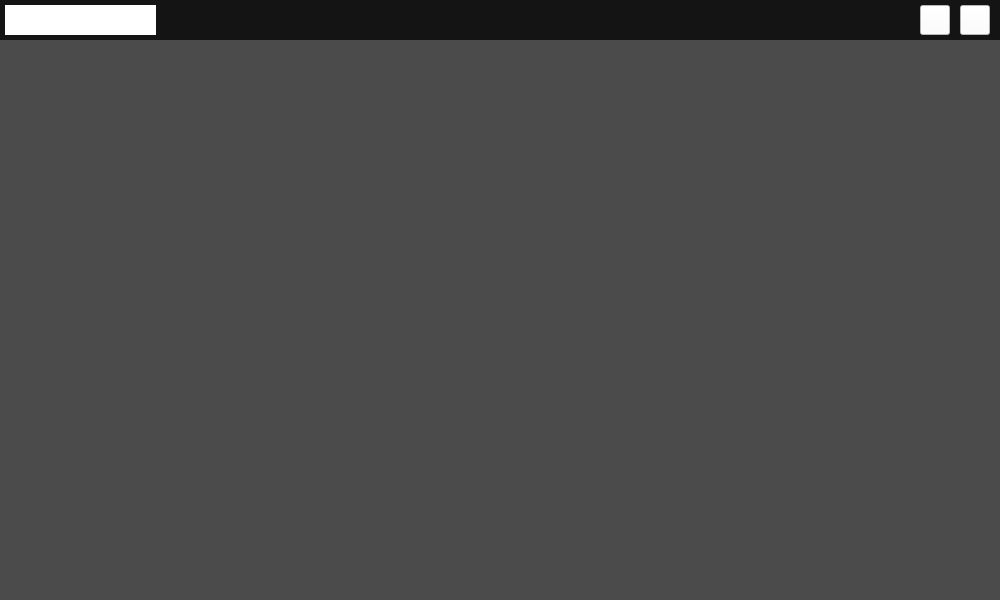
First picture: the form in MusicVisualization/src/View/Common/TopWindow.ui, repository MohanChi/MusicVisualization, before the edit.
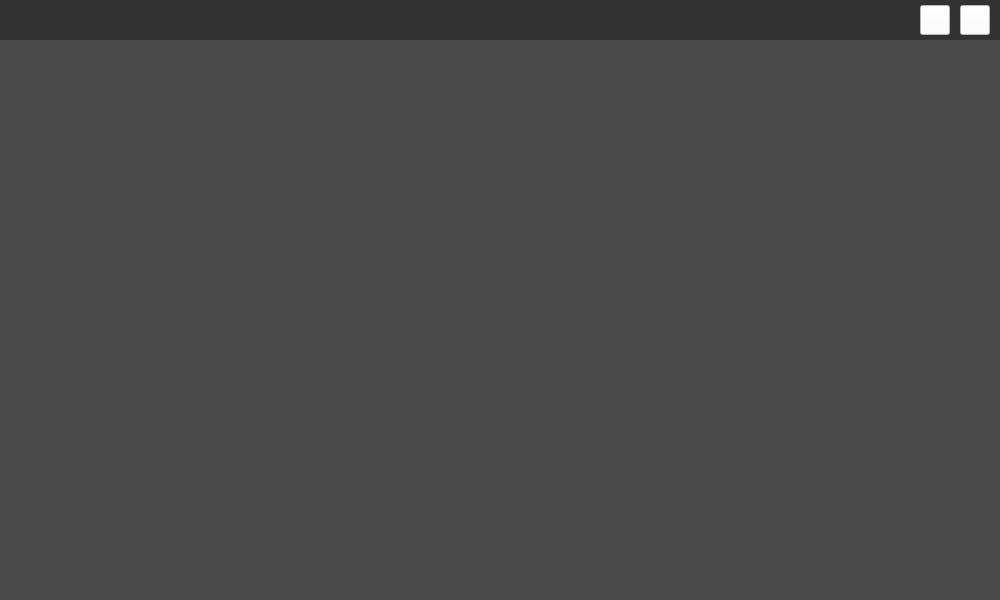
Second picture: the form after the edit. Icons and pictures are not drawn. Custom widgets are drawn as their Qt base class.

What changed in the file:
```diff
--- a/MusicVisualization/src/View/Common/TopWindow.ui
+++ b/MusicVisualization/src/View/Common/TopWindow.ui
@@ -23,7 +23,7 @@
     </rect>
    </property>
    <property name="styleSheet">
-    <string notr="true">background-color:rgba(20, 20, 20, 255)</string>
+    <string notr="true">background-color:rgba(50, 50, 50, 255)</string>
    </property>
    <widget class="ResPushButton" name="btn_close">
     <property name="geometry">
@@ -74,12 +74,12 @@
      <rect>
       <x>5</x>
       <y>5</y>
-      <width>151</width>
+      <width>150</width>
       <height>30</height>
      </rect>
     </property>
     <property name="styleSheet">
-     <string notr="true">background-color: rgb(255, 255, 255);</string>
+     <string notr="true"/>
     </property>
     <property name="text">
      <string/>
```
Left out of the diff: 7 changed lines with no effect on the pictures.
